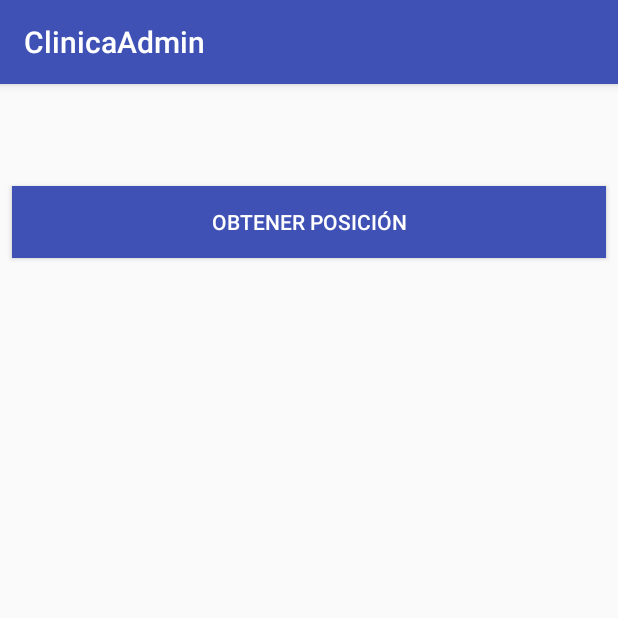
After one commit to daton/ClinicaAdmin, an Android app: the IncidenciasActivity screen opened directly, with no data from a screen before it, on a phone screen of 412 x 824 dp, the top half of it. The commit adds this screen. Run offline under Robolectric (Android 15) with nearby library versions, the phone set to English and light mode, and no system bars.

Commit message:
19-junio-2018

```diff
--- a/app/src/main/AndroidManifest.xml
+++ b/app/src/main/AndroidManifest.xml
@@ -10,6 +10,7 @@
          location permissions for the 'MyLocation' functionality.
     -->
     <uses-permission android:name="android.permission.ACCESS_FINE_LOCATION" />
+    <uses-feature android:name="android.hardware.location.gps" />
 
     <application
         android:allowBackup="true"
@@ -57,7 +58,8 @@
 
         <activity
             android:name=".MapsActivity"
-            android:label="@string/title_activity_maps"></activity>
+            android:label="@string/title_activity_maps" />
+        <activity android:name=".IncidenciasActivity"></activity>
     </application>
 
 </manifest>
--- /dev/null
+++ b/app/src/main/java/clinicamovil/unitec/org/clinicaadmin/IncidenciasActivity.kt
@@ -0,0 +1,21 @@
+package clinicamovil.unitec.org.clinicaadmin
+
+import android.content.Intent
+import android.support.v7.app.AppCompatActivity
+import android.os.Bundle
+import android.widget.Button
+import android.widget.Toast
+
+class IncidenciasActivity : AppCompatActivity()  {
+
+    override fun onCreate(savedInstanceState: Bundle?) {
+        super.onCreate(savedInstanceState)
+        setContentView(R.layout.activity_incidencias)
+
+        //Navegacion del incidencias
+        val botonIncidencias=findViewById<Button>(R.id.obtenerPosicion)
+        botonIncidencias.setOnClickListener{
+              Toast.makeText(applicationContext,"Mensajito",Toast.LENGTH_LONG).show()
+        }
+    }
+}
--- a/app/src/main/java/clinicamovil/unitec/org/clinicaadmin/MapsActivity.kt
+++ b/app/src/main/java/clinicamovil/unitec/org/clinicaadmin/MapsActivity.kt
@@ -62,17 +62,17 @@ class MapsActivity : AppCompatActivity(), OnMapReadyCallback, GoogleMap.OnMyLoca
 
 
         mMap.setMinZoomPreference(10.0f);
-        mMap.setMaxZoomPreference(14.0f);
+      //  mMap.setMaxZoomPreference(14.0f);
 
         mMap.setOnMyLocationButtonClickListener(this);
         mMap.setOnMyLocationClickListener(this);
         enableMyLocation();
 
         // Add a marker in Sydney and move the camera
-        val sydney = LatLng(41.5043824,-87.2475618)
+        val hobartPapitos = LatLng(41.5043824,-87.2475618)
        mMap.moveCamera((CameraUpdateFactory.zoomBy(13f)))
       //  mMap.addMarker(MarkerOptions().position(sydney).title("Marker in Sydney"))
-       mMap.moveCamera(CameraUpdateFactory.newLatLng(sydney))
+       mMap.moveCamera(CameraUpdateFactory.newLatLng(hobartPapitos))
 
     }
 
--- /dev/null
+++ b/app/src/main/res/layout/activity_incidencias.xml
@@ -0,0 +1,24 @@
+<?xml version="1.0" encoding="utf-8"?>
+<android.support.constraint.ConstraintLayout xmlns:android="http://schemas.android.com/apk/res/android"
+    xmlns:app="http://schemas.android.com/apk/res-auto"
+    xmlns:tools="http://schemas.android.com/tools"
+    android:layout_width="match_parent"
+    android:layout_height="match_parent"
+    tools:context=".IncidenciasActivity">
+
+    <Button
+        android:id="@+id/obtenerPosicion"
+        android:layout_width="match_parent"
+        android:layout_height="wrap_content"
+        android:layout_marginEnd="8dp"
+        android:layout_marginLeft="8dp"
+        android:layout_marginRight="8dp"
+        android:layout_marginStart="8dp"
+        android:layout_marginTop="68dp"
+        android:background="@color/colorPrimary"
+        android:text="Obtener posición"
+        android:textColor="@color/blanco"
+        app:layout_constraintEnd_toEndOf="parent"
+        app:layout_constraintStart_toStartOf="parent"
+        app:layout_constraintTop_toTopOf="parent" />
+</android.support.constraint.ConstraintLayout>
```
Also changed, not shown: app/src/main/java/clinicamovil/unitec/org/clinicaadmin/MainActivity.kt (+7 -0 lines).
